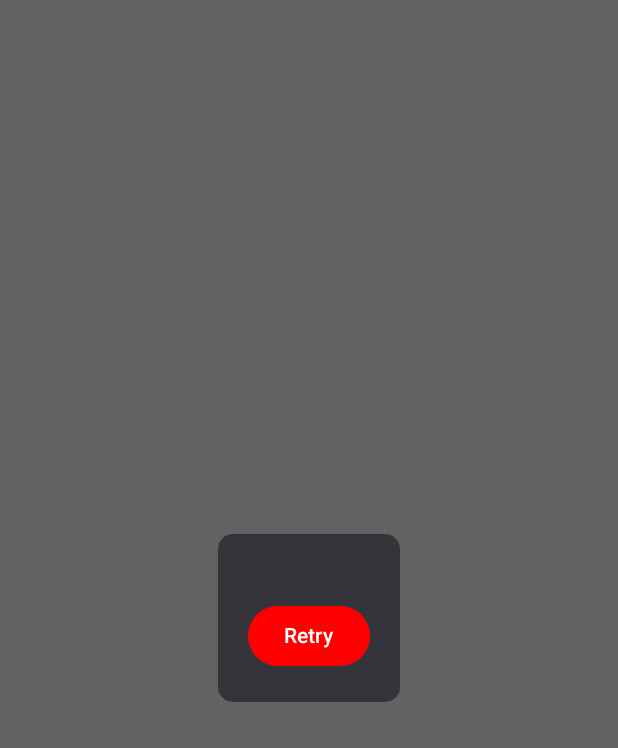
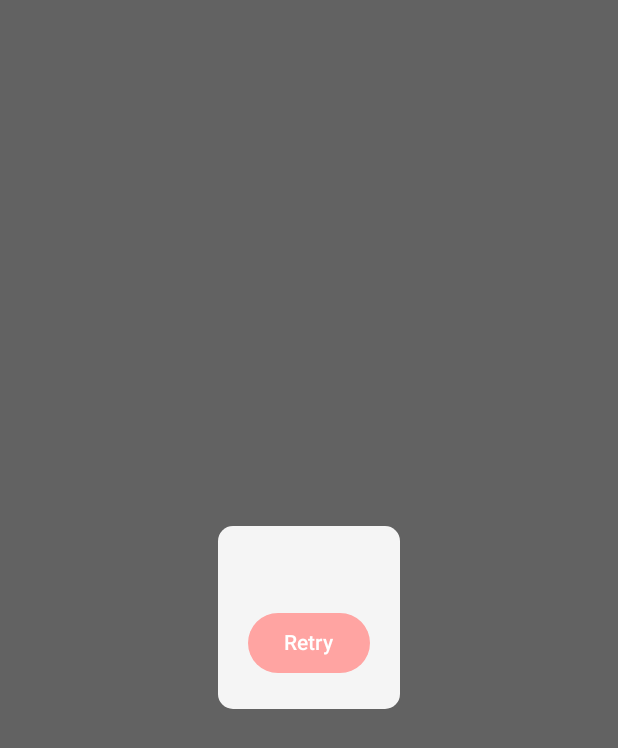
Before and after one commit to abualgait/MovieApp, an Android app built with Jetpack Compose: the composable ErrorDialog called with empty values, on a phone screen of 412 x 824 dp. Shown: the top 748 px of the screen. Run offline under Robolectric (Android 15) with nearby library versions, the phone set to English and light mode, and no system bars; 1 statement that could not run was skipped.

Commit message:
style: change ErrorDialog colors.

```diff
--- a/design/src/main/java/com/muhammadsayed/design/components/ErrorDialog.kt
+++ b/design/src/main/java/com/muhammadsayed/design/components/ErrorDialog.kt
@@ -2,11 +2,14 @@ package com.muhammadsayed.design.components
 
 import androidx.compose.foundation.layout.Arrangement
 import androidx.compose.foundation.layout.Column
+import androidx.compose.foundation.layout.Spacer
 import androidx.compose.foundation.layout.padding
+import androidx.compose.foundation.layout.size
 import androidx.compose.foundation.shape.RoundedCornerShape
 import androidx.compose.material3.Button
 import androidx.compose.material3.ButtonDefaults
 import androidx.compose.material3.Card
+import androidx.compose.material3.CardDefaults
 import androidx.compose.material3.MaterialTheme
 import androidx.compose.material3.Text
 import androidx.compose.runtime.Composable
@@ -25,7 +28,8 @@ fun ErrorDialog(
 ) {
     Dialog(onDismissRequest = { onDismiss() }) {
         Card(
-            shape = RoundedCornerShape(10.dp)
+            shape = RoundedCornerShape(10.dp),
+            colors = CardDefaults.cardColors(containerColor = MaterialTheme.colorScheme.background)
         ) {
             Column(
                 modifier = Modifier.padding(20.dp),
@@ -37,10 +41,11 @@ fun ErrorDialog(
                     fontSize = 14.sp,
                     color = MaterialTheme.colorScheme.onBackground
                 )
+                Spacer(modifier = Modifier.size(10.dp))
                 Button(
                     onClick = { onRetryClick() },
                     colors = ButtonDefaults.buttonColors(
-                        containerColor = Color.Red,
+                        containerColor = MaterialTheme.colorScheme.secondary,
                         contentColor = Color.White
                     )
                 ) {
```
